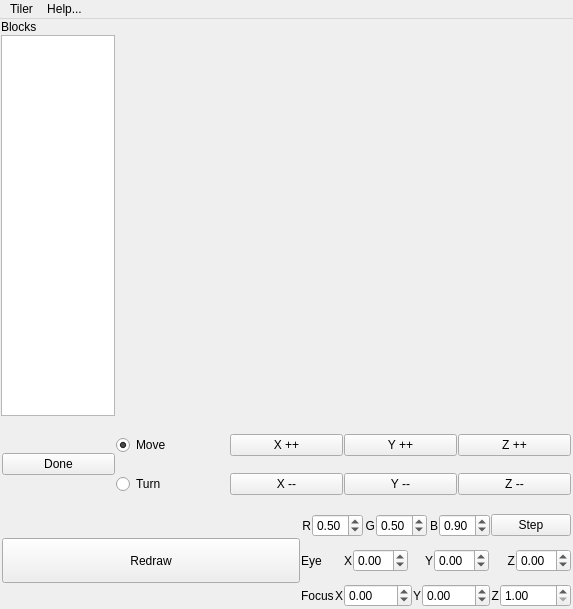
Old version of the form ui/tiler.ui in the repository berndhs/tiler.
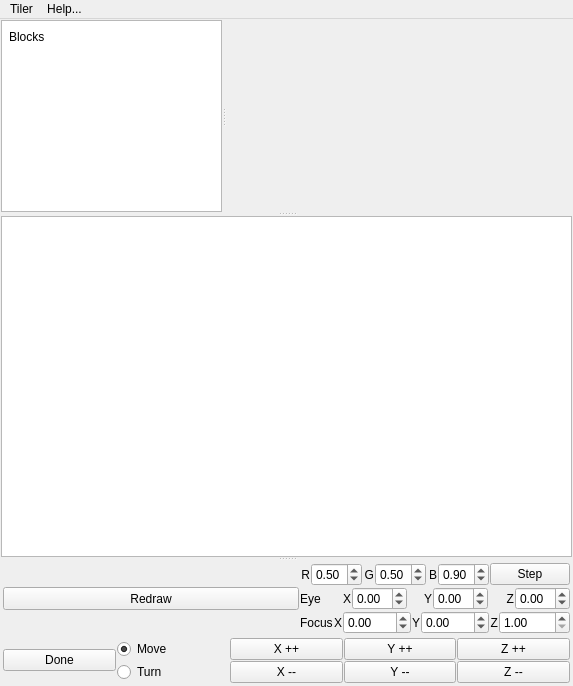
New version of the form. Icons and pictures are not drawn. Custom widgets are drawn as their Qt base class.

The edit to the form file:
```diff
--- a/ui/tiler.ui
+++ b/ui/tiler.ui
@@ -8,7 +8,7 @@
     <x>0</x>
     <y>0</y>
     <width>573</width>
-    <height>609</height>
+    <height>686</height>
    </rect>
   </property>
   <property name="windowTitle">
@@ -21,19 +21,22 @@
   <widget class="QWidget" name="centralwidget">
    <layout class="QGridLayout" name="gridLayout_2">
     <item row="0" column="0">
-     <widget class="QLabel" name="label_4">
+     <widget class="QSplitter" name="splitter_2">
+      <property name="orientation">
+       <enum>Qt::Vertical</enum>
+      </property>
+      <widget class="QSplitter" name="splitter">
+       <property name="orientation">
+        <enum>Qt::Horizontal</enum>
+       </property>
+       <widget class="QListView" name="blockList">
       <property name="sizePolicy">
-       <sizepolicy hsizetype="Preferred" vsizetype="Fixed">
-        <horstretch>0</horstretch>
-        <verstretch>0</verstretch>
-       </sizepolicy>
-      </property>
-      <property name="text">
-       <string>Blocks</string>
-      </property>
-     </widget>
-    </item>
-    <item row="0" column="1" rowspan="2">
+         <sizepolicy hsizetype="Expanding" vsizetype="Expanding">
+          <horstretch>10</horstretch>
+          <verstretch>40</verstretch>
+         </sizepolicy>
+        </property>
+       </widget>
      <widget class="tiler::GLScene" name="scene" native="true">
       <property name="sizePolicy">
        <sizepolicy hsizetype="Expanding" vsizetype="Expanding">
@@ -42,18 +45,18 @@
        </sizepolicy>
       </property>
      </widget>
-    </item>
-    <item row="1" column="0">
-     <widget class="QListView" name="blockList">
+      </widget>
+      <widget class="QTextBrowser" name="eventLog">
       <property name="sizePolicy">
        <sizepolicy hsizetype="Expanding" vsizetype="Expanding">
-        <horstretch>10</horstretch>
-        <verstretch>40</verstretch>
+         <horstretch>0</horstretch>
+         <verstretch>5</verstretch>
        </sizepolicy>
       </property>
      </widget>
-    </item>
-    <item row="3" column="0" colspan="2">
+      <widget class="QWidget" name="">
+       <layout class="QVBoxLayout" name="verticalLayout">
+        <item>
      <widget class="QWidget" name="viewControl" native="true">
       <property name="sizePolicy">
        <sizepolicy hsizetype="Expanding" vsizetype="Expanding">
@@ -309,7 +312,7 @@
       </layout>
      </widget>
     </item>
-    <item row="2" column="0" colspan="2">
+        <item>
      <widget class="QWidget" name="blockControl" native="true">
       <property name="sizePolicy">
        <sizepolicy hsizetype="Expanding" vsizetype="Expanding">
@@ -318,67 +321,21 @@
        </sizepolicy>
       </property>
       <layout class="QGridLayout" name="gridLayout">
-       <item row="0" column="0" rowspan="2">
+           <item row="0" column="0" rowspan="3">
         <widget class="QPushButton" name="doneBlockButton">
          <property name="text">
           <string>Done</string>
          </property>
         </widget>
        </item>
-       <item row="0" column="1">
-        <widget class="QRadioButton" name="moveCheck">
-         <property name="text">
-          <string>Move</string>
-         </property>
-         <property name="checked">
-          <bool>true</bool>
-         </property>
-         <attribute name="buttonGroup">
-          <string>blcokCheckGroup</string>
-         </attribute>
-        </widget>
-       </item>
-       <item row="0" column="2">
-        <widget class="QPushButton" name="plusXButton">
-         <property name="text">
-          <string>X ++</string>
-         </property>
-         <property name="autoRepeat">
-          <bool>true</bool>
-         </property>
-        </widget>
-       </item>
-       <item row="0" column="3">
-        <widget class="QPushButton" name="plusYButton">
-         <property name="text">
-          <string>Y ++</string>
-         </property>
-         <property name="autoRepeat">
-          <bool>true</bool>
-         </property>
-        </widget>
-       </item>
-       <item row="0" column="4">
-        <widget class="QPushButton" name="plusZButton">
-         <property name="text">
-          <string>Z ++</string>
-         </property>
-         <property name="autoRepeat">
-          <bool>true</bool>
-         </property>
-        </widget>
-       </item>
-       <item row="1" column="1">
+           <item row="2" column="1">
         <widget class="QRadioButton" name="turnCheck">
          <property name="text">
           <string>Turn</string>
          </property>
-         <attribute name="buttonGroup">
-          <string>blcokCheckGroup</string>
-         </attribute>
-        </widget>
-       </item>
-       <item row="1" column="2">
+            </widget>
+           </item>
+           <item row="2" column="2">
         <widget class="QPushButton" name="minusXButton">
          <property name="text">
           <string>X --</string>
@@ -388,7 +345,7 @@
          </property>
         </widget>
        </item>
-       <item row="1" column="3">
+           <item row="2" column="3">
         <widget class="QPushButton" name="minusYButton">
          <property name="text">
           <string>Y --</string>
@@ -398,7 +355,7 @@
          </property>
         </widget>
        </item>
-       <item row="1" column="4">
+           <item row="2" column="4">
         <widget class="QPushButton" name="minusZButton">
          <property name="text">
           <string>Z --</string>
@@ -408,10 +365,73 @@
          </property>
         </widget>
        </item>
+           <item row="1" column="2">
+            <widget class="QPushButton" name="plusXButton">
+             <property name="text">
+              <string>X ++</string>
+             </property>
+             <property name="autoRepeat">
+              <bool>true</bool>
+             </property>
+            </widget>
+           </item>
+           <item row="1" column="3">
+            <widget class="QPushButton" name="plusYButton">
+             <property name="text">
+              <string>Y ++</string>
+             </property>
+             <property name="autoRepeat">
+              <bool>true</bool>
+             </property>
+            </widget>
+           </item>
+           <item row="1" column="4">
+            <widget class="QPushButton" name="plusZButton">
+             <property name="text">
+              <string>Z ++</string>
+             </property>
+             <property name="autoRepeat">
+              <bool>true</bool>
+             </property>
+            </widget>
+           </item>
+           <item row="1" column="1">
+            <widget class="QRadioButton" name="moveCheck">
+             <property name="text">
+              <string>Move</string>
+             </property>
+             <property name="checked">
+              <bool>true</bool>
+             </property>
+            </widget>
+           </item>
       </layout>
      </widget>
     </item>
    </layout>
+      </widget>
+     </widget>
+    </item>
+   </layout>
+   <widget class="QLabel" name="label_4">
+    <property name="geometry">
+     <rect>
+      <x>9</x>
+      <y>9</y>
+      <width>43</width>
+      <height>17</height>
+     </rect>
+    </property>
+    <property name="sizePolicy">
+     <sizepolicy hsizetype="Preferred" vsizetype="Fixed">
+      <horstretch>0</horstretch>
+      <verstretch>0</verstretch>
+     </sizepolicy>
+    </property>
+    <property name="text">
+     <string>Blocks</string>
+    </property>
+   </widget>
   </widget>
   <widget class="QMenuBar" name="menubar">
    <property name="geometry">
```
Lines whose indentation alone changed are shown as unchanged.
